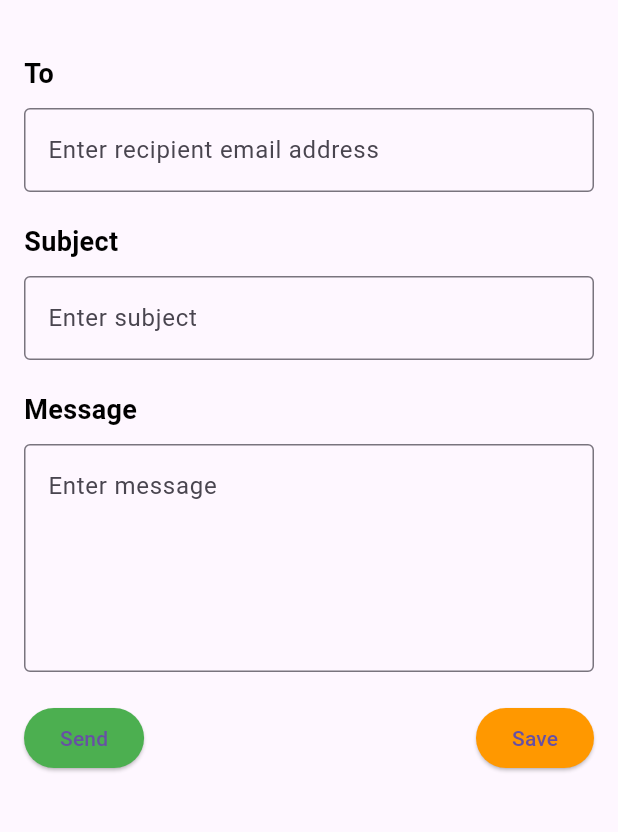
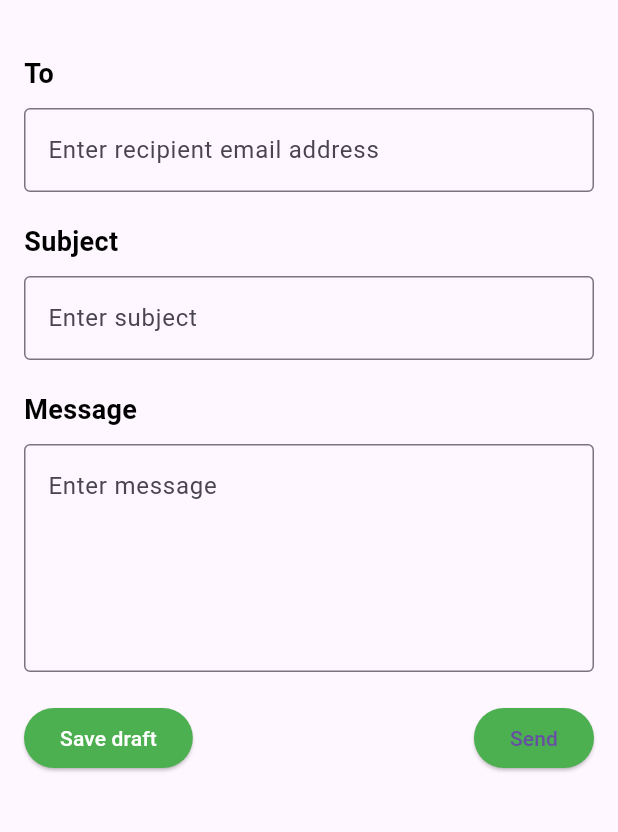
Before and after one commit to Aurits/webmail_v3, a Flutter app: the ComposeEmail screen opened by its route, on a phone screen of 412 x 824 dp, the part 90-922 px from its top. Run offline on Flutter 3.47's test engine with Material 3 defaults, Android fonts, the phone set to English and light mode, and no system bars; our stand-ins replace dio, flutter_form_builder, flutter_widget_from_html, form_builder_validators, settings_ui, sqflite; accounts and stored records are empty.

Commit message:
Dec 1, 2023, 12:29 PM

```diff
--- a/lib/pages/compose/compose.dart
+++ b/lib/pages/compose/compose.dart
@@ -100,14 +100,17 @@ class _ComposeEmailState extends State<ComposeEmail> {
                     style: ElevatedButton.styleFrom(
                       backgroundColor: Colors.green, // Change button color
                     ),
-                    child: const Text('Send'),
+                    child: const Text(
+                      'Save draft',
+                      style: TextStyle(color: Colors.white),
+                    ),
                   ),
                   ElevatedButton(
                     onPressed: () {},
                     style: ElevatedButton.styleFrom(
-                      backgroundColor: Colors.orange, // Change button color
+                      backgroundColor: Colors.green, // Change button color
                     ),
-                    child: const Text('Save'),
+                    child: const Text('Send'),
                   ),
                 ],
               ),
```
